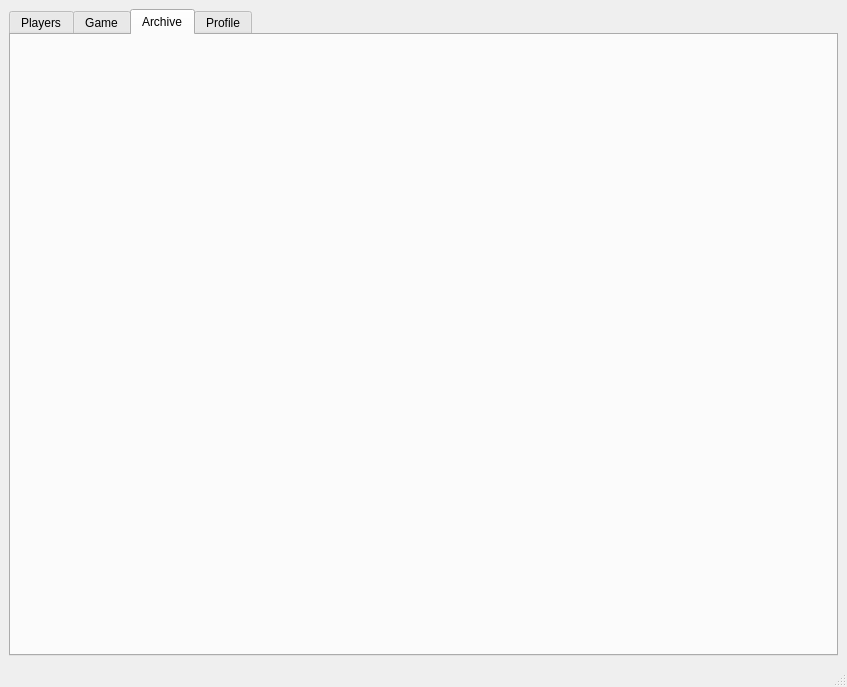
h4thqewjtch/Chessable, file Project/MainWindow/mainwindow.ui: the form before one commit.
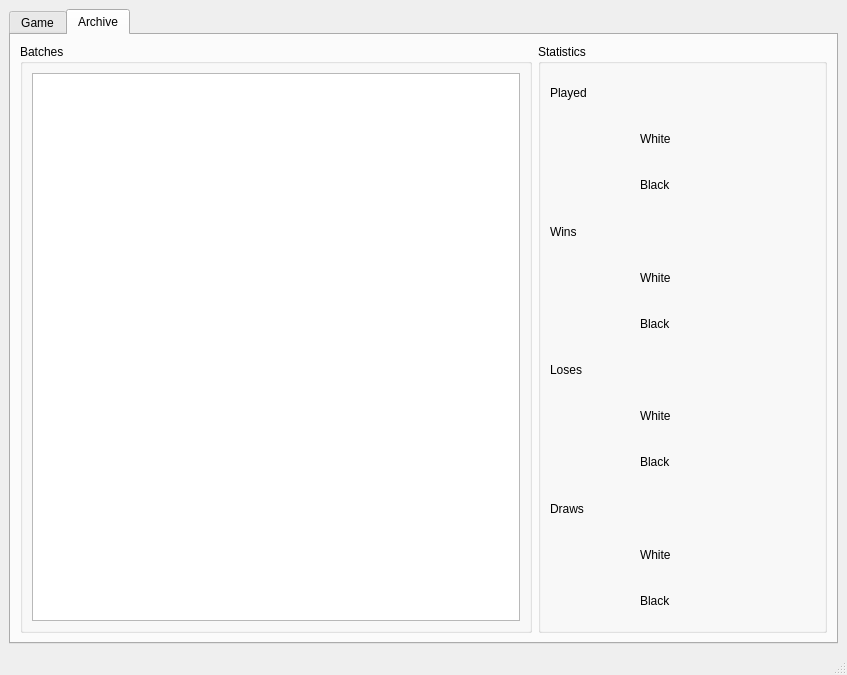
The form after the commit. The open tabs and pages were chosen to show the change.

Patch:
```diff
--- a/Project/MainWindow/mainwindow.ui
+++ b/Project/MainWindow/mainwindow.ui
@@ -7,7 +7,7 @@
     <x>0</x>
     <y>0</y>
     <width>847</width>
-    <height>687</height>
+    <height>675</height>
    </rect>
   </property>
   <property name="sizePolicy">
@@ -19,13 +19,13 @@
   <property name="minimumSize">
    <size>
     <width>847</width>
-    <height>687</height>
+    <height>675</height>
    </size>
   </property>
   <property name="maximumSize">
    <size>
     <width>847</width>
-    <height>687</height>
+    <height>675</height>
    </size>
   </property>
   <property name="windowTitle">
@@ -33,16 +33,11 @@
   </property>
   <widget class="QWidget" name="centralwidget">
    <layout class="QGridLayout" name="gridLayout">
-    <item row="0" column="0">
+    <item row="0" column="1">
      <widget class="QTabWidget" name="tabWidget">
       <property name="currentIndex">
        <number>1</number>
       </property>
-      <widget class="QWidget" name="players">
-       <attribute name="title">
-        <string>Players</string>
-       </attribute>
-      </widget>
       <widget class="QWidget" name="game">
        <attribute name="title">
         <string>Game</string>
@@ -133,11 +128,228 @@
        <attribute name="title">
         <string>Archive</string>
        </attribute>
-      </widget>
-      <widget class="QWidget" name="profile">
-       <attribute name="title">
-        <string>Profile</string>
-       </attribute>
+       <layout class="QHBoxLayout" name="horizontalLayout">
+        <item>
+         <widget class="QGroupBox" name="groupBox">
+          <property name="sizePolicy">
+           <sizepolicy hsizetype="Fixed" vsizetype="Preferred">
+            <horstretch>0</horstretch>
+            <verstretch>0</verstretch>
+           </sizepolicy>
+          </property>
+          <property name="minimumSize">
+           <size>
+            <width>512</width>
+            <height>0</height>
+           </size>
+          </property>
+          <property name="title">
+           <string>Batches</string>
+          </property>
+          <layout class="QVBoxLayout" name="verticalLayout">
+           <item>
+            <widget class="QListWidget" name="batchList">
+             <property name="sizePolicy">
+              <sizepolicy hsizetype="Expanding" vsizetype="Expanding">
+               <horstretch>0</horstretch>
+               <verstretch>0</verstretch>
+              </sizepolicy>
+             </property>
+             <property name="minimumSize">
+              <size>
+               <width>0</width>
+               <height>0</height>
+              </size>
+             </property>
+            </widget>
+           </item>
+          </layout>
+         </widget>
+        </item>
+        <item>
+         <widget class="QGroupBox" name="statistics">
+          <property name="sizePolicy">
+           <sizepolicy hsizetype="Minimum" vsizetype="Preferred">
+            <horstretch>0</horstretch>
+            <verstretch>0</verstretch>
+           </sizepolicy>
+          </property>
+          <property name="title">
+           <string>Statistics</string>
+          </property>
+          <layout class="QGridLayout" name="gridLayout_4">
+           <item row="10" column="2">
+            <widget class="QLabel" name="whiteDraws">
+             <property name="text">
+              <string/>
+             </property>
+            </widget>
+           </item>
+           <item row="1" column="2">
+            <widget class="QLabel" name="whitePlayed">
+             <property name="text">
+              <string/>
+             </property>
+            </widget>
+           </item>
+           <item row="9" column="2">
+            <widget class="QLabel" name="allDraws">
+             <property name="text">
+              <string/>
+             </property>
+            </widget>
+           </item>
+           <item row="5" column="2">
+            <widget class="QLabel" name="blackWins">
+             <property name="text">
+              <string/>
+             </property>
+            </widget>
+           </item>
+           <item row="11" column="1">
+            <widget class="QLabel" name="label_6">
+             <property name="text">
+              <string>Black</string>
+             </property>
+            </widget>
+           </item>
+           <item row="8" column="2">
+            <widget class="QLabel" name="blackLoses">
+             <property name="text">
+              <string/>
+             </property>
+            </widget>
+           </item>
+           <item row="6" column="0">
+            <widget class="QLabel" name="losesLabel">
+             <property name="text">
+              <string>Loses</string>
+             </property>
+            </widget>
+           </item>
+           <item row="11" column="2">
+            <widget class="QLabel" name="blackDraws">
+             <property name="text">
+              <string/>
+             </property>
+            </widget>
+           </item>
+           <item row="1" column="1">
+            <widget class="QLabel" name="label_9">
+             <property name="text">
+              <string>White</string>
+             </property>
+            </widget>
+           </item>
+           <item row="7" column="1">
+            <widget class="QLabel" name="label_3">
+             <property name="text">
+              <string>White</string>
+             </property>
+            </widget>
+           </item>
+           <item row="4" column="2">
+            <widget class="QLabel" name="whiteWins">
+             <property name="text">
+              <string/>
+             </property>
+            </widget>
+           </item>
+           <item row="6" column="2">
+            <widget class="QLabel" name="allLoses">
+             <property name="text">
+              <string/>
+             </property>
+            </widget>
+           </item>
+           <item row="4" column="1">
+            <widget class="QLabel" name="label">
+             <property name="text">
+              <string>White</string>
+             </property>
+            </widget>
+           </item>
+           <item row="0" column="2">
+            <widget class="QLabel" name="allPlayed">
+             <property name="text">
+              <string/>
+             </property>
+            </widget>
+           </item>
+           <item row="10" column="1">
+            <widget class="QLabel" name="label_5">
+             <property name="text">
+              <string>White</string>
+             </property>
+            </widget>
+           </item>
+           <item row="5" column="1">
+            <widget class="QLabel" name="label_2">
+             <property name="text">
+              <string>Black</string>
+             </property>
+            </widget>
+           </item>
+           <item row="3" column="2">
+            <widget class="QLabel" name="allWins">
+             <property name="text">
+              <string/>
+             </property>
+            </widget>
+           </item>
+           <item row="7" column="2">
+            <widget class="QLabel" name="whiteLoses">
+             <property name="text">
+              <string/>
+             </property>
+            </widget>
+           </item>
+           <item row="8" column="1">
+            <widget class="QLabel" name="label_4">
+             <property name="text">
+              <string>Black</string>
+             </property>
+            </widget>
+           </item>
+           <item row="3" column="0">
+            <widget class="QLabel" name="winsLabel">
+             <property name="text">
+              <string>Wins</string>
+             </property>
+            </widget>
+           </item>
+           <item row="9" column="0">
+            <widget class="QLabel" name="drawsLabel">
+             <property name="text">
+              <string>Draws</string>
+             </property>
+            </widget>
+           </item>
+           <item row="0" column="0">
+            <widget class="QLabel" name="playedLabel">
+             <property name="text">
+              <string>Played</string>
+             </property>
+            </widget>
+           </item>
+           <item row="2" column="1">
+            <widget class="QLabel" name="label_8">
+             <property name="text">
+              <string>Black</string>
+             </property>
+            </widget>
+           </item>
+           <item row="2" column="2">
+            <widget class="QLabel" name="blackPlayed">
+             <property name="text">
+              <string/>
+             </property>
+            </widget>
+           </item>
+          </layout>
+         </widget>
+        </item>
+       </layout>
       </widget>
      </widget>
     </item>
```
Left out of the diff: 251 changed lines with no effect on the pictures.
